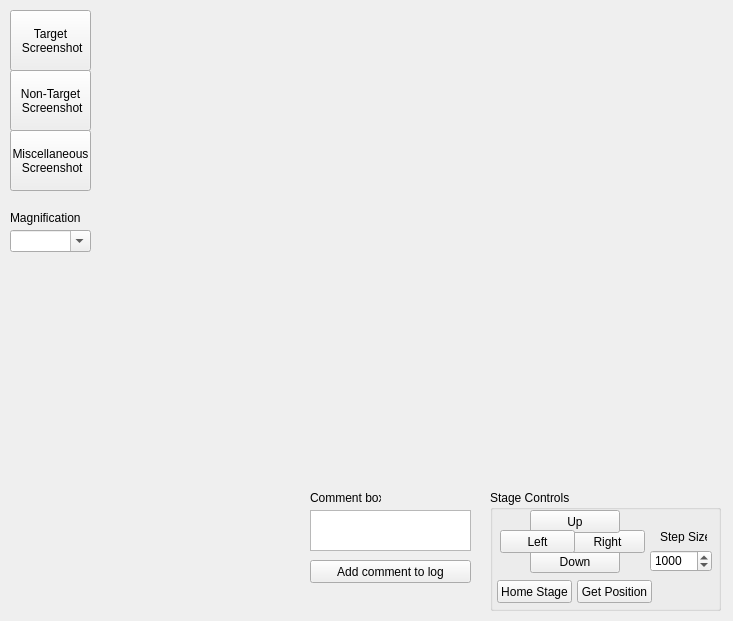
The window that LCL.ui (mkdryden/LCL_software) describes before a commit, drawn with Qt 5.
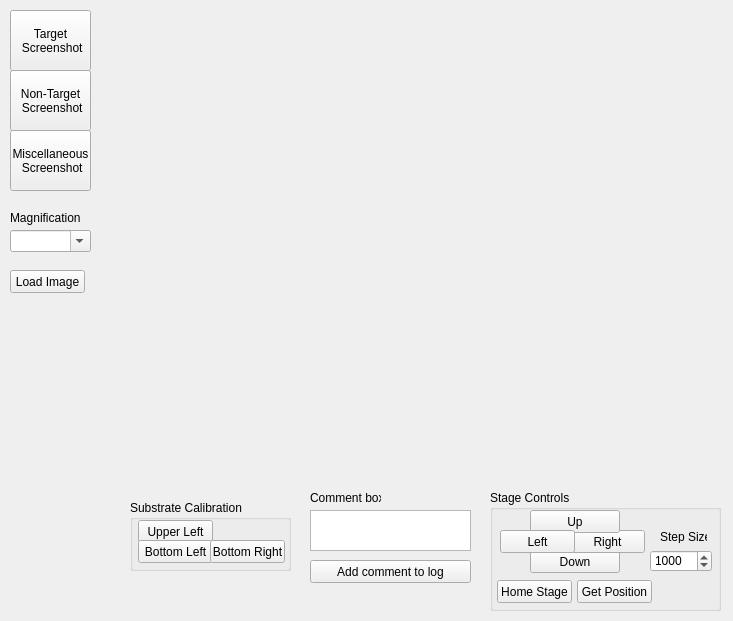
The same window after the commit.

Commit message: added objective offset compensation and started image loading functionality

```diff
--- a/LCL.ui
+++ b/LCL.ui
@@ -313,6 +313,71 @@
      <string>Magnification</string>
     </property>
    </widget>
+   <widget class="QGroupBox" name="calibration_groupbox">
+    <property name="geometry">
+     <rect>
+      <x>130</x>
+      <y>500</y>
+      <width>161</width>
+      <height>71</height>
+     </rect>
+    </property>
+    <property name="title">
+     <string>Substrate Calibration</string>
+    </property>
+    <widget class="QPushButton" name="upper_left_calibration_button">
+     <property name="geometry">
+      <rect>
+       <x>8</x>
+       <y>20</y>
+       <width>75</width>
+       <height>23</height>
+      </rect>
+     </property>
+     <property name="text">
+      <string>Upper Left</string>
+     </property>
+    </widget>
+    <widget class="QPushButton" name="bottom_left_calibration_button">
+     <property name="geometry">
+      <rect>
+       <x>8</x>
+       <y>40</y>
+       <width>75</width>
+       <height>23</height>
+      </rect>
+     </property>
+     <property name="text">
+      <string>Bottom Left</string>
+     </property>
+    </widget>
+    <widget class="QPushButton" name="bottom_right_calibration_button">
+     <property name="geometry">
+      <rect>
+       <x>80</x>
+       <y>40</y>
+       <width>75</width>
+       <height>23</height>
+      </rect>
+     </property>
+     <property name="text">
+      <string>Bottom Right</string>
+     </property>
+    </widget>
+   </widget>
+   <widget class="QPushButton" name="load_image_pushbutton">
+    <property name="geometry">
+     <rect>
+      <x>10</x>
+      <y>270</y>
+      <width>75</width>
+      <height>23</height>
+     </rect>
+    </property>
+    <property name="text">
+     <string>Load Image</string>
+    </property>
+   </widget>
   </widget>
  </widget>
  <resources/>
```
The commit also changes 15 other files.
